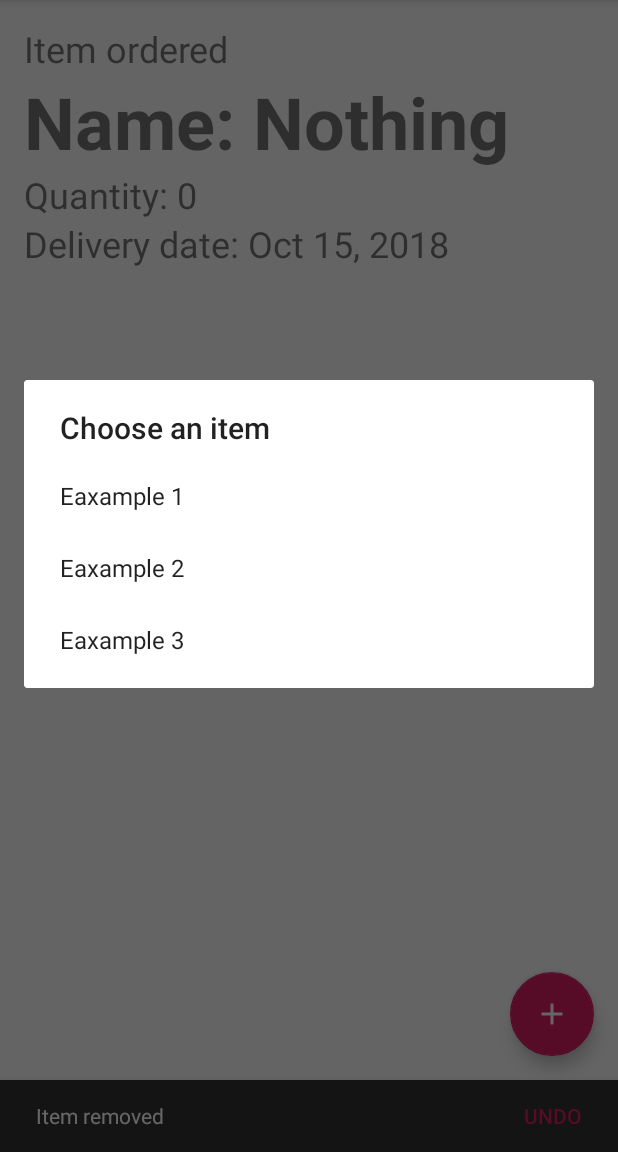
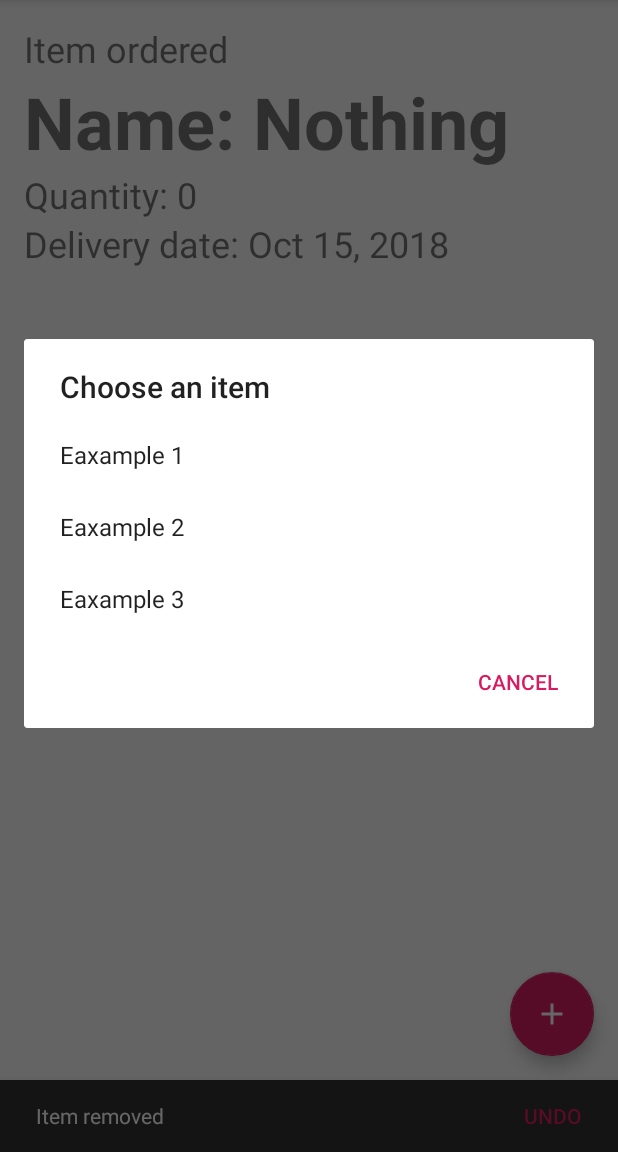
Before and after one commit to LearnAndroidUL/PointOfSale, an Android app: the screen it shows after launch (MainActivity), after a tap on "Search", on a phone screen of 412 x 824 dp, the part 84-1236 px from its top. Run offline under Robolectric (Android 15) with nearby library versions, the phone set to English and light mode, and no system bars; 1 other tap on this screen came first.

Commit message:
negative button

```diff
--- a/app/src/main/java/io/ruszkipista/pointofsale/MainActivity.java
+++ b/app/src/main/java/io/ruszkipista/pointofsale/MainActivity.java
@@ -144,7 +144,7 @@ public class MainActivity extends AppCompatActivity {
                 showCurrentItem();
             }
         });
-
+        builder.setNegativeButton(android.R.string.cancel,null);
         builder.create().show();
     }
 
```
